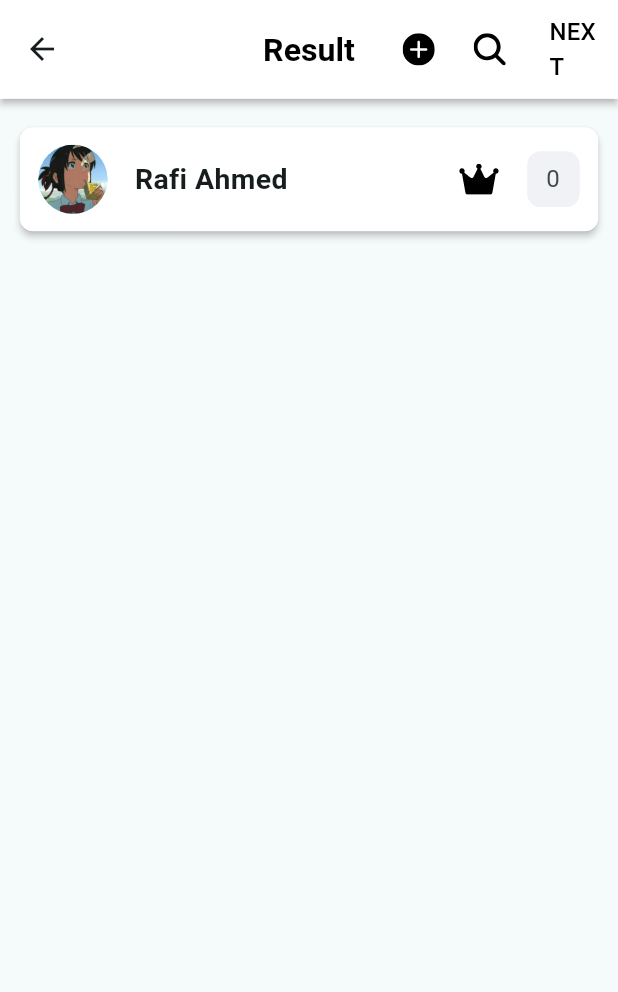
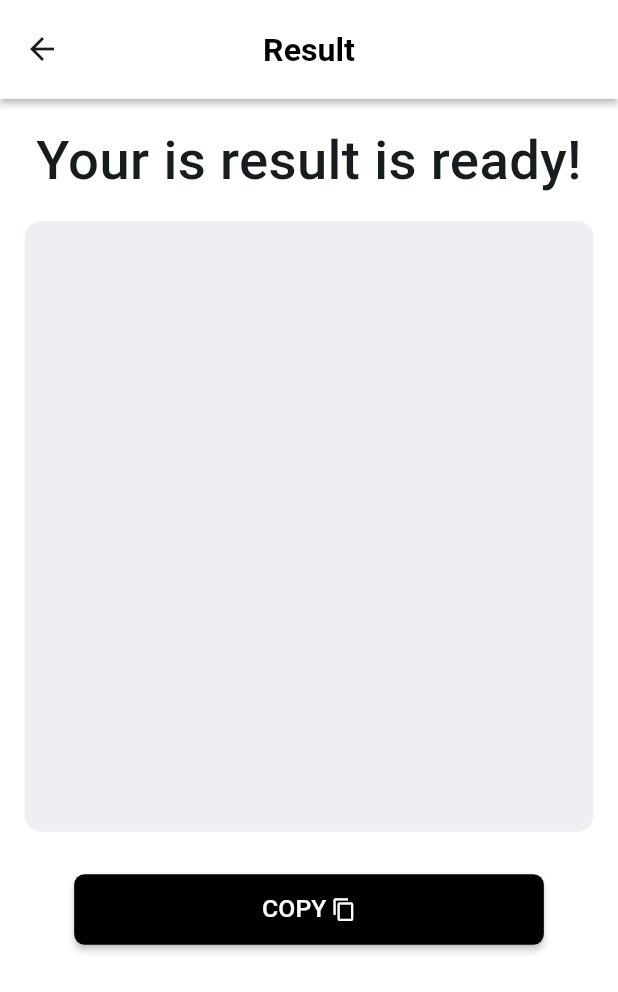
Before and after one commit to shivangsorout/facebook_results, a Flutter app: the CreateResultView screen opened by its route, after a tap on "NEXT", on a phone screen of 412 x 824 dp. Shown: the top 992 px of the screen. Run offline on Flutter 3.47's test engine with Material 3 defaults, Android fonts, the light colour scheme and no system bars; our stand-ins replace bloc, dio, flutter_bloc, flutter_svg.

Commit message:
views/result_ready_view: added ResultReadyView

```diff
--- a/lib/constants/routes.dart
+++ b/lib/constants/routes.dart
@@ -1,4 +1,5 @@
 const homeRoute = '/home/';
-const historyRoute = '/history/';
+const historyRoute = '/home/history/';
 const createResultRoute = '/create-result/';
 const searchMembersRoute = '/create-result/search-members/';
+const resultReadyRoute = '/result-ready/';
--- a/lib/helpers/custom_widgets/home_view_button.dart
+++ b/lib/helpers/custom_widgets/home_view_button.dart
@@ -30,10 +30,7 @@ class HomeViewButton extends StatelessWidget {
             color: Colors.white,
             child: InkWell(
               onTap: onPress,
-              child: Container(
-                constraints: BoxConstraints(
-                  minHeight: context.mqSize.height * 0.115,
-                ),
+              child: Padding(
                 padding: EdgeInsets.symmetric(
                   horizontal: context.mqSize.width * 0.039,
                   vertical: context.mqSize.height * 0.015,
@@ -42,9 +39,14 @@ class HomeViewButton extends StatelessWidget {
                   crossAxisAlignment: CrossAxisAlignment.start,
                   mainAxisAlignment: MainAxisAlignment.center,
                   children: [
-                    SvgPicture.asset(
-                      'assets/icons/$iconName.svg',
-                      height: context.mqSize.height * size,
+                    Container(
+                      constraints: BoxConstraints(
+                        minHeight: context.mqSize.height * 0.051,
+                      ),
+                      child: SvgPicture.asset(
+                        'assets/icons/$iconName.svg',
+                        height: context.mqSize.height * size,
+                      ),
                     ),
                     SizedBox(height: context.mqSize.height * 0.01),
                     Text(
--- a/lib/helpers/custom_widgets/icon_svg_button.dart
+++ b/lib/helpers/custom_widgets/icon_svg_button.dart
@@ -16,16 +16,17 @@ class IconSVGButton extends StatelessWidget {
   @override
   Widget build(BuildContext context) {
     return GestureDetector(
+      behavior: HitTestBehavior.translucent,
       onTap: onPress,
-      child: Container(
-        constraints: BoxConstraints(
-          minHeight: context.mqSize.height * 0.044,
-          minWidth: context.mqSize.width * 0.095,
+      child: Padding(
+        padding: EdgeInsets.symmetric(
+          vertical: context.mqSize.height * 0.008,
+          horizontal: context.mqSize.width * 0.012,
         ),
-        padding: EdgeInsets.all(context.mqSize.width * 0.02),
         child: SvgPicture.asset(
           'assets/icons/$iconName.svg',
           height: context.mqSize.height * 0.026,
+          fit: BoxFit.fitHeight,
         ),
       ),
     );
--- a/lib/main.dart
+++ b/lib/main.dart
@@ -3,6 +3,7 @@ import 'package:facebook_results/services/google_app_script/bloc/gas_bloc.dart';
 import 'package:facebook_results/services/google_app_script/google_app_script_service.dart';
 import 'package:facebook_results/views/create_result/create_result_view.dart';
 import 'package:facebook_results/views/create_result/search_members.dart';
+import 'package:facebook_results/views/result_ready_view.dart';
 import 'package:flutter_bloc/flutter_bloc.dart';
 import 'package:facebook_results/constants/theme_constant.dart';
 import 'package:facebook_results/extensions/buildcontext/media_query_size.dart';
@@ -45,6 +46,7 @@ class MainApp extends StatelessWidget {
         homeRoute: (context) => const HomeView(),
         createResultRoute: (context) => const CreateResultView(),
         searchMembersRoute: (context) => const SearchMembersView(),
+        resultReadyRoute: (context) => const ResultReadyView(),
       },
       home: BlocProvider<GASBloc>(
         create: (context) => GASBloc(GoogleAppScriptService()),
--- a/lib/views/create_result/create_result_view.dart
+++ b/lib/views/create_result/create_result_view.dart
@@ -67,7 +67,11 @@ class _CreateResultViewState extends State<CreateResultView> {
           SizedBox(
             width: context.mqSize.width * 0.14,
             child: TextButton(
-              onPressed: () {},
+              onPressed: () {
+                Navigator.of(context)
+                    .pushNamedAndRemoveUntil(homeRoute, (route) => false);
+                Navigator.of(context).pushNamed(resultReadyRoute);
+              },
               style: ButtonStyle(
                 overlayColor: MaterialStateProperty.all(Colors.grey[400]),
                 shape: MaterialStateProperty.all(
--- /dev/null
+++ b/lib/views/result_ready_view.dart
@@ -0,0 +1,132 @@
+import 'package:facebook_results/constants/routes.dart';
+import 'package:facebook_results/extensions/buildcontext/media_query_size.dart';
+import 'package:flutter/material.dart';
+
+class ResultReadyView extends StatefulWidget {
+  const ResultReadyView({super.key});
+
+  @override
+  State<ResultReadyView> createState() => _ResultReadyViewState();
+}
+
+class _ResultReadyViewState extends State<ResultReadyView> {
+  late final TextEditingController _textController;
+
+  @override
+  void initState() {
+    _textController = TextEditingController();
+    super.initState();
+  }
+
+  @override
+  void dispose() {
+    _textController.dispose();
+    super.dispose();
+  }
+
+  @override
+  Widget build(BuildContext context) {
+    return Scaffold(
+      backgroundColor: Colors.white,
+      appBar: AppBar(
+        centerTitle: true,
+        title: const Text('Result'),
+      ),
+      body: SingleChildScrollView(
+        child: Padding(
+          padding: EdgeInsets.symmetric(
+            vertical: context.mqSize.height * 0.019,
+            horizontal: context.mqSize.width * 0.04,
+          ),
+          child: Row(
+            children: [
+              Expanded(
+                child: Column(
+                  crossAxisAlignment: CrossAxisAlignment.center,
+                  children: [
+                    Text(
+                      'Your is result is ready!',
+                      style: TextStyle(
+                        fontSize: context.mqSize.height * 0.044,
+                        fontWeight: FontWeight.w500,
+                      ),
+                    ),
+                    Padding(
+                      padding: EdgeInsets.symmetric(
+                        vertical: context.mqSize.height * 0.0168,
+                      ),
+                      child: TextField(
+                        controller: _textController,
+                        maxLines: 16,
+                        decoration: InputDecoration(
+                          contentPadding: EdgeInsets.symmetric(
+                            horizontal: context.mqSize.width * 0.04,
+                            vertical: context.mqSize.height * 0.014,
+                          ),
+                          filled: true,
+                          fillColor: const Color(0xffEDEFF5),
+                          isDense: true,
+                          border: OutlineInputBorder(
+                            borderRadius: BorderRadius.circular(11),
+                            borderSide: BorderSide.none,
+                          ),
+                        ),
+                      ),
+                    ),
+                    SizedBox(height: context.mqSize.height * 0.017),
+                    Row(
+                      children: [
+                        Expanded(
+                          child: Padding(
+                            padding: EdgeInsets.symmetric(
+                              horizontal: context.mqSize.width * 0.08,
+                            ),
+                            child: MaterialButton(
+                              onPressed: () {
+                                Navigator.of(context).pushNamedAndRemoveUntil(
+                                  homeRoute,
+                                  (route) => false,
+                                );
+                              },
+                              color: Colors.black,
+                              shape: RoundedRectangleBorder(
+                                borderRadius: BorderRadius.circular(7),
+                              ),
+                              padding: EdgeInsets.symmetric(
+                                vertical: context.mqSize.height * 0.014,
+                              ),
+                              child: Row(
+                                mainAxisAlignment: MainAxisAlignment.center,
+                                children: [
+                                  Text(
+                                    'COPY',
+                                    style: TextStyle(
+                                      color: Colors.white,
+                                      fontSize: context.mqSize.height * 0.02,
+                                    ),
+                                  ),
+                                  SizedBox(
+                                    width: context.mqSize.width * 0.008,
+                                  ),
+                                  Icon(
+                                    Icons.copy,
+                                    color: Colors.white,
+                                    size: context.mqSize.height * 0.02,
+                                  )
+                                ],
+                              ),
+                            ),
+                          ),
+                        )
+                      ],
+                    ),
+                  ],
+                ),
+              ),
+            ],
+          ),
+        ),
+      ),
+    );
+  }
+}
```
